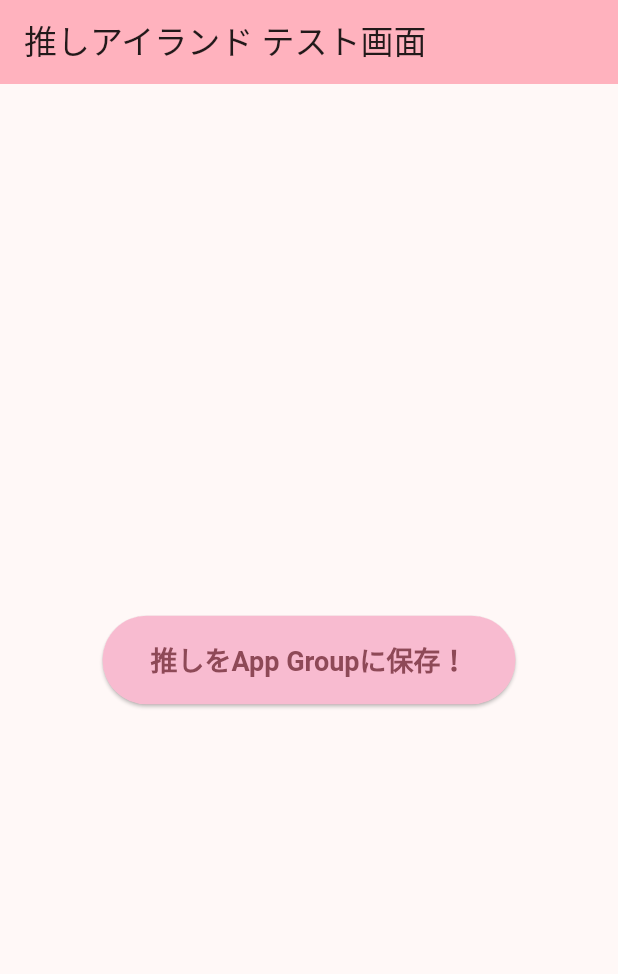
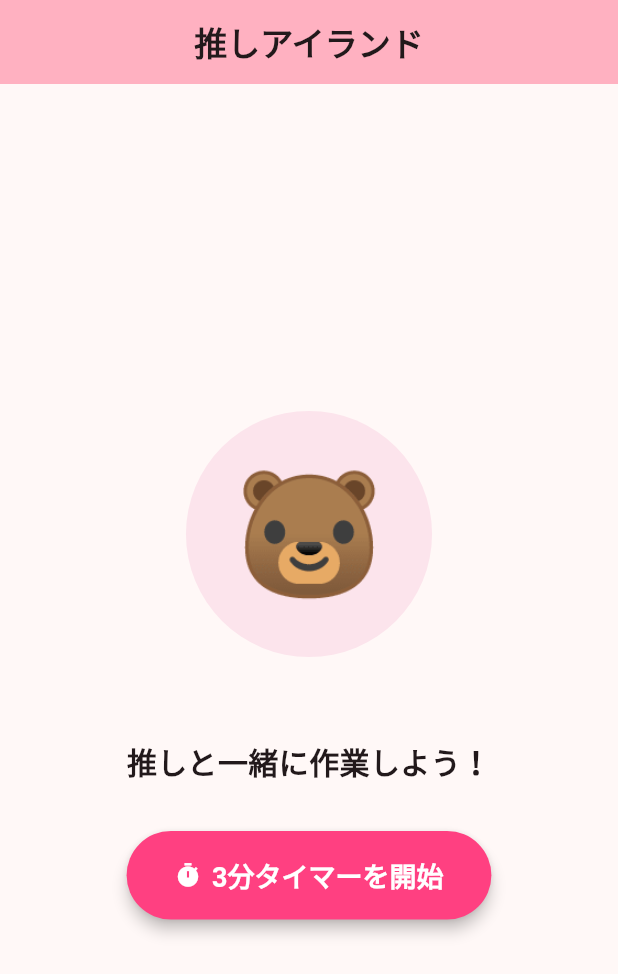
Before and after one commit to shima2005/oshi_island, a Flutter app: the screen it shows after launch, on a phone screen of 412 x 824 dp. Shown: the top 974 px of the screen. Run offline on Flutter 3.47's test engine with Material 3 defaults, Android fonts, the light colour scheme and no system bars; missing offline and left inert: live_activities; Roboto replaces fonts that are missing (M_PLUS_Rounded_1c).

Commit message:
feat: Add iOS Live Activity and Dynamic Island support for Oshi timer.

```diff
--- a/lib/main.dart
+++ b/lib/main.dart
@@ -1,5 +1,5 @@
 import 'package:flutter/material.dart';
-import 'package:shared_preference_app_group/shared_preference_app_group.dart';
+import 'package:live_activities/live_activities.dart';
 
 void main() {
   runApp(const MyApp());
@@ -13,43 +13,101 @@ class MyApp extends StatelessWidget {
     return MaterialApp(
       title: 'Oshi Island',
       theme: ThemeData(
-        colorScheme: ColorScheme.fromSeed(seedColor: Colors.pink),
+        colorScheme: ColorScheme.fromSeed(
+          seedColor: Colors.pinkAccent,
+          brightness: Brightness.light,
+        ),
         useMaterial3: true,
+        fontFamily:
+            'M_PLUS_Rounded_1c', // Assuming a rounded font is nice if added later
       ),
       home: const OshiTestScreen(),
     );
   }
 }
 
-class OshiTestScreen extends StatelessWidget {
+class OshiTestScreen extends StatefulWidget {
   const OshiTestScreen({super.key});
 
-  // App Groupにデータを保存する関数
-  Future<void> saveOshiData(BuildContext context) async {
+  @override
+  State<OshiTestScreen> createState() => _OshiTestScreenState();
+}
+
+class _OshiTestScreenState extends State<OshiTestScreen> {
+  final _liveActivitiesPlugin = LiveActivities();
+  String? _activityId;
+  bool _isTimerActive = false;
+
+  @override
+  void initState() {
+    super.initState();
+    // ⚠️ご自身のApp Group IDを指定
+    _liveActivitiesPlugin.init(appGroupId: 'group.com.shima.oshiisland');
+  }
+
+  Future<void> _startTimer() async {
     try {
-      // 1. Apple Developer Portalで作成したApp GroupのIDを設定
-      // ⚠️必ずご自身の登録したID（group.com.shima.oshiisland 等）に書き換えてください！
-      String appGroupId = 'group.com.shima.oshiisland';
-      await SharedPreferenceAppGroup.setAppGroup(appGroupId);
+      // 現在時刻から3分後のタイムスタンプ（秒）を取得
+      final endTime =
+          DateTime.now()
+              .add(const Duration(minutes: 3))
+              .millisecondsSinceEpoch /
+          1000.0;
 
-      // 2. 共通の箱に推しの名前を保存
-      await SharedPreferenceAppGroup.setString('oshi_name', 'ダッフィー');
+      // live_activities パッケージは内部でデータをApp Group（UserDefaults）に保存してくれる
+      final activityId = await _liveActivitiesPlugin.createActivity(
+        'oshi_timer',
+        {'oshiName': 'ダッフィー', 'message': '集中してて偉い！', 'endTime': endTime},
+      );
 
-      // 3. 成功したことを画面下にポップアップ（SnackBar）で表示
-      if (context.mounted) {
+      setState(() {
+        _activityId = activityId;
+        _isTimerActive = true;
+      });
+
+      if (mounted) {
         ScaffoldMessenger.of(context).showSnackBar(
           const SnackBar(
-            content: Text('テスト成功'),
-            duration: Duration(seconds: 3),
+            content: Text('島に推しが遊びに来ました🏝️'),
+            behavior: SnackBarBehavior.floating,
           ),
         );
       }
     } catch (e) {
-      // エラー時も画面に表示してデバッグしやすくする
-      if (context.mounted) {
+      if (mounted) {
+        ScaffoldMessenger.of(
+          context,
+        ).showSnackBar(SnackBar(content: Text('エラーが発生しました: $e')));
+      }
+    }
+  }
+
+  Future<void> _endTimer() async {
+    try {
+      if (_activityId != null) {
+        await _liveActivitiesPlugin.endActivity(_activityId!);
+      } else {
+        await _liveActivitiesPlugin.endAllActivities();
+      }
+
+      setState(() {
+        _activityId = null;
+        _isTimerActive = false;
+      });
+
+      if (mounted) {
         ScaffoldMessenger.of(context).showSnackBar(
-          SnackBar(content: Text('エラーが発生しました: $e')),
+          const SnackBar(
+            content: Text('お疲れ様、またね！'),
+            behavior: SnackBarBehavior.floating,
+          ),
         );
+      }
+    } catch (e) {
+      if (mounted) {
+        ScaffoldMessenger.of(
+          context,
+        ).showSnackBar(SnackBar(content: Text('エラー: $e')));
       }
     }
   }
@@ -58,18 +116,69 @@ class OshiTestScreen extends StatelessWidget {
   Widget build(BuildContext context) {
     return Scaffold(
       appBar: AppBar(
-        title: const Text('推しアイランド テスト画面'),
+        title: const Text(
+          '推しアイランド',
+          style: TextStyle(fontWeight: FontWeight.bold),
+        ),
         backgroundColor: Theme.of(context).colorScheme.inversePrimary,
+        centerTitle: true,
       ),
       body: Center(
-        child: ElevatedButton(
-          onPressed: () => saveOshiData(context),
-          style: ElevatedButton.styleFrom(
-            padding: const EdgeInsets.symmetric(horizontal: 32, vertical: 16),
-            textStyle: const TextStyle(fontSize: 18, fontWeight: FontWeight.bold),
-            backgroundColor: Colors.pink.shade100,
-          ),
-          child: const Text('推しをApp Groupに保存！'),
+        child: Column(
+          mainAxisAlignment: MainAxisAlignment.center,
+          children: [
+            Container(
+              padding: const EdgeInsets.all(32),
+              decoration: BoxDecoration(
+                color: Colors.pink.shade50,
+                shape: BoxShape.circle,
+              ),
+              child: const Text('🐻', style: TextStyle(fontSize: 80)),
+            ),
+            const SizedBox(height: 48),
+            Text(
+              _isTimerActive ? '3分タイマー実行中...' : '推しと一緒に作業しよう！',
+              style: const TextStyle(fontSize: 20, fontWeight: FontWeight.w600),
+            ),
+            const SizedBox(height: 32),
+            if (!_isTimerActive)
+              ElevatedButton.icon(
+                onPressed: _startTimer,
+                icon: const Icon(Icons.timer),
+                label: const Text('3分タイマーを開始'),
+                style: ElevatedButton.styleFrom(
+                  padding: const EdgeInsets.symmetric(
+                    horizontal: 32,
+                    vertical: 16,
+                  ),
+                  textStyle: const TextStyle(
+                    fontSize: 18,
+                    fontWeight: FontWeight.bold,
+                  ),
+                  backgroundColor: Colors.pinkAccent,
+                  foregroundColor: Colors.white,
+                  elevation: 4,
+                ),
+              )
+            else
+              ElevatedButton.icon(
+                onPressed: _endTimer,
+                icon: const Icon(Icons.stop),
+                label: const Text('タイマーを終了'),
+                style: ElevatedButton.styleFrom(
+                  padding: const EdgeInsets.symmetric(
+                    horizontal: 32,
+                    vertical: 16,
+                  ),
+                  textStyle: const TextStyle(
+                    fontSize: 18,
+                    fontWeight: FontWeight.bold,
+                  ),
+                  backgroundColor: Colors.grey.shade300,
+                  foregroundColor: Colors.black87,
+                ),
+              ),
+          ],
         ),
       ),
     );
--- a/pubspec.yaml
+++ b/pubspec.yaml
@@ -35,6 +35,7 @@ dependencies:
   # Use with the CupertinoIcons class for iOS style icons.
   cupertino_icons: ^1.0.8
   shared_preference_app_group: ^1.1.1
+  live_activities: ^2.4.2
 
 dev_dependencies:
   flutter_test:
```
Also changed, not shown: pubspec.lock, 3 other files.
